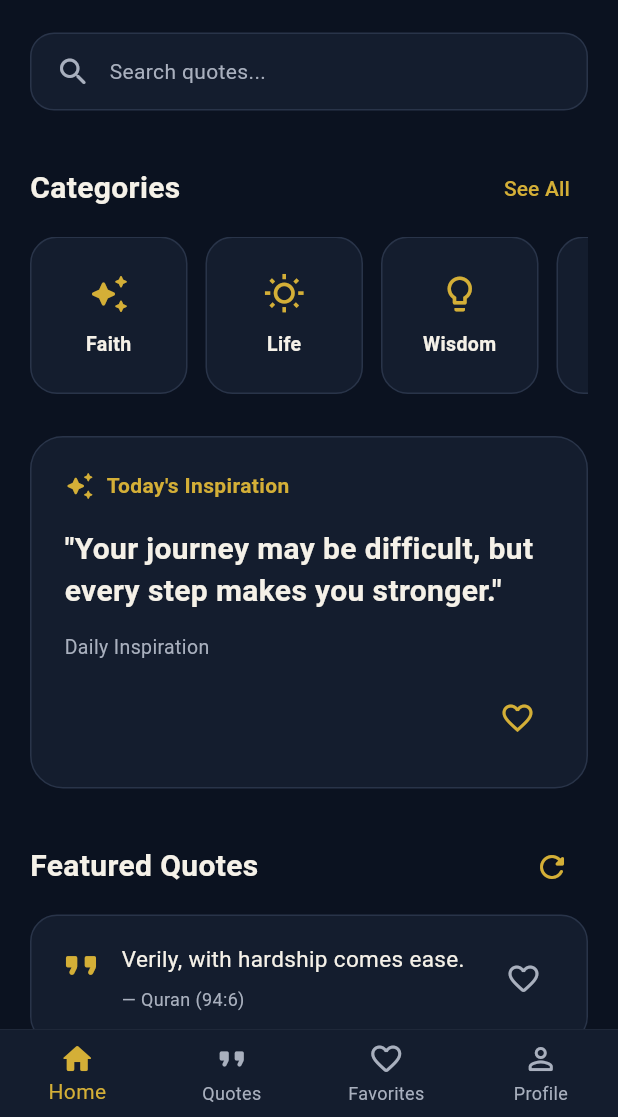
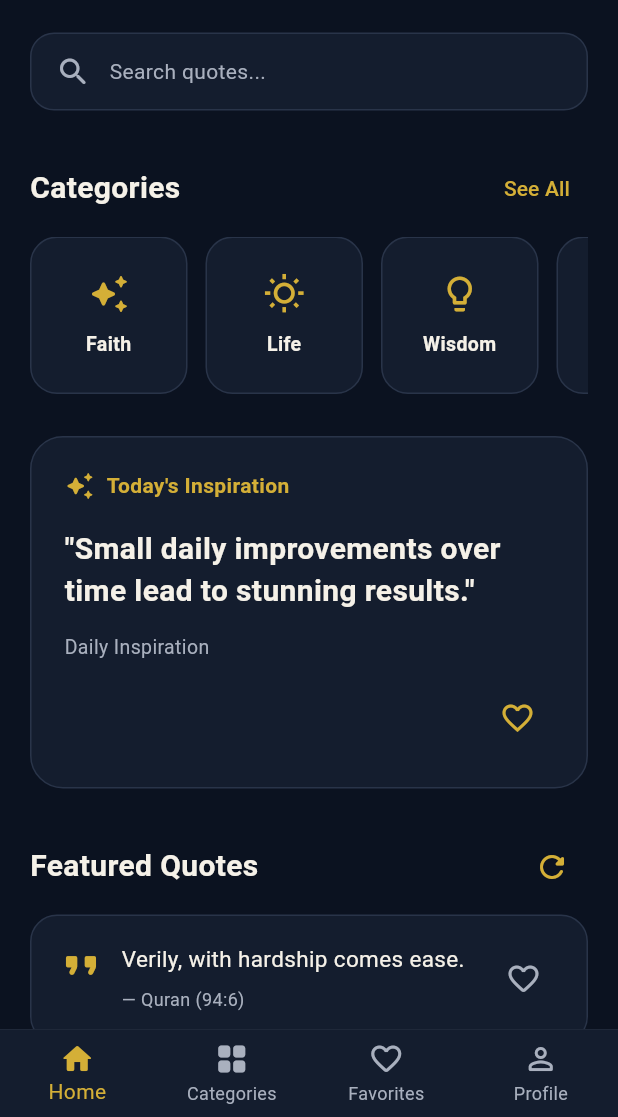
Before and after one commit to rabia32pk-glitch/soul_voice, a Flutter app: the MainWrapperScreen screen opened directly, on a phone screen of 412 x 824 dp, the part 119-1236 px from its top. Run offline on Flutter 3.47's test engine with Material 3 defaults, Android fonts, the phone set to English and light mode, and no system bars; our stand-ins replace connectivity_plus, firebase_auth, firebase_core, flutter_bloc, google_sign_in, image_picker and 2 more; missing offline and left inert: mailer; accounts and stored records are empty; network calls fail.

Commit message:
Updated screens

```diff
--- a/lib/screens/home_screen.dart
+++ b/lib/screens/home_screen.dart
@@ -22,6 +22,66 @@ class _HomeScreenState extends State<HomeScreen> {
   final QuoteApiService _quoteApiService = QuoteApiService();
 
   late Future<List<QuoteModel>> _quotesFuture;
+
+  // ================= DAILY QUOTES LIST =================
+  final List<Map<String, String>> _dailyInspirationQuotes = [
+    {
+      'quote':
+          'Your journey may be difficult, but every step makes you stronger.',
+      'author': 'Daily Inspiration',
+    },
+    {
+      'quote':
+          'Patience is not the ability to wait, but how you behave while waiting.',
+      'author': 'Daily Inspiration',
+    },
+    {
+      'quote': 'Trust the process. Your time and success will definitely come.',
+      'author': 'Daily Inspiration',
+    },
+    {
+      'quote':
+          'Peace comes from within. Do not seek it outside without inner harmony.',
+      'author': 'Daily Inspiration',
+    },
+    {
+      'quote':
+          'Every day is a new beginning. Take a deep breath and start again.',
+      'author': 'Daily Inspiration',
+    },
+    {
+      'quote': 'Small daily improvements over time lead to stunning results.',
+      'author': 'Daily Inspiration',
+    },
+    {
+      'quote': 'Do not lose hope. You never know what tomorrow will bring.',
+      'author': 'Daily Inspiration',
+    },
+    {
+      'quote':
+          'Believe in yourself and all that you are. There is something greater inside you.',
+      'author': 'Daily Inspiration',
+    },
+    {
+      'quote':
+          'Kindness is a language which the deaf can hear and the blind can see.',
+      'author': 'Daily Inspiration',
+    },
+    {
+      'quote':
+          'Hardships often prepare ordinary people for an extraordinary destiny.',
+      'author': 'Daily Inspiration',
+    },
+  ];
+
+  // Aaj ki date ke mutabiq quote pick karne ka function
+  Map<String, String> _getTodayQuote() {
+    final now = DateTime.now();
+    // Days since epoch to get a unique number for each date
+    final dayIndex = now.difference(DateTime(2025, 1, 1)).inDays;
+    final index = dayIndex % _dailyInspirationQuotes.length;
+    return _dailyInspirationQuotes[index];
+  }
 
   @override
   void initState() {
@@ -56,26 +116,24 @@ class _HomeScreenState extends State<HomeScreen> {
       {'name': 'Peace', 'icon': Icons.spa_outlined, 'tag': 'peace'},
     ];
 
-    // Today's Inspiration Quote Data
-    const todayQuoteMap = {
-      'quote':
-          'Your journey may be difficult, but every step makes you stronger.',
-      'author': 'Daily Inspiration',
-    };
+    // Today's Dynamic Quote Data
+    final todayQuoteMap = _getTodayQuote();
 
     return BlocBuilder<ThemeCubit, ThemeMode>(
       builder: (context, themeMode) {
         final isDark = themeMode == ThemeMode.dark;
 
         final backgroundColor = isDark ? AppColors.background : Colors.white;
-        final surfaceColor =
-            isDark ? AppColors.surface : const Color(0xFFF7F7F7);
-        final primaryTextColor =
-            isDark ? AppColors.textPrimary : Colors.black87;
-        final secondaryTextColor =
-            isDark ? AppColors.textSecondary : Colors.black54;
-        final borderColor =
-            isDark ? AppColors.border : const Color(0xFFE0E0E0);
+        final surfaceColor = isDark
+            ? AppColors.surface
+            : const Color(0xFFF7F7F7);
+        final primaryTextColor = isDark
+            ? AppColors.textPrimary
+            : Colors.black87;
+        final secondaryTextColor = isDark
+            ? AppColors.textSecondary
+            : Colors.black54;
+        final borderColor = isDark ? AppColors.border : const Color(0xFFE0E0E0);
 
         return Scaffold(
           backgroundColor: backgroundColor,
@@ -301,20 +359,24 @@ class _HomeScreenState extends State<HomeScreen> {
                             children: [
                               BlocBuilder<FavoriteBloc, FavoriteState>(
                                 builder: (context, favState) {
-                                  final isTodayFav =
-                                      favState.favoriteQuotes.any(
-                                    (q) => q['quote'] == todayQuoteMap['quote'],
-                                  );
+                                  final isTodayFav = favState.favoriteQuotes
+                                      .any(
+                                        (q) =>
+                                            q['quote'] ==
+                                            todayQuoteMap['quote'],
+                                      );
 
                                   return IconButton(
                                     onPressed: () {
                                       context.read<FavoriteBloc>().add(
-                                            ToggleFavoriteEvent(todayQuoteMap),
-                                          );
-                                      ScaffoldMessenger.of(context)
-                                          .clearSnackBars();
-                                      ScaffoldMessenger.of(context)
-                                          .showSnackBar(
+                                        ToggleFavoriteEvent(todayQuoteMap),
+                                      );
+                                      ScaffoldMessenger.of(
+                                        context,
+                                      ).clearSnackBars();
+                                      ScaffoldMessenger.of(
+                                        context,
+                                      ).showSnackBar(
                                         SnackBar(
                                           content: Text(
                                             isTodayFav
@@ -560,10 +622,7 @@ class _QuoteCard extends StatelessWidget {
 
   @override
   Widget build(BuildContext context) {
-    final quoteMap = {
-      'quote': quote,
-      'author': author,
-    };
+    final quoteMap = {'quote': quote, 'author': author};
 
     return Container(
       width: double.infinity,
@@ -610,7 +669,9 @@ class _QuoteCard extends StatelessWidget {
 
               return IconButton(
                 onPressed: () {
-                  context.read<FavoriteBloc>().add(ToggleFavoriteEvent(quoteMap));
+                  context.read<FavoriteBloc>().add(
+                    ToggleFavoriteEvent(quoteMap),
+                  );
                   ScaffoldMessenger.of(context).clearSnackBars();
                   ScaffoldMessenger.of(context).showSnackBar(
                     SnackBar(
@@ -624,7 +685,9 @@ class _QuoteCard extends StatelessWidget {
                   );
                 },
                 icon: Icon(
-                  isFav ? Icons.favorite_rounded : Icons.favorite_border_rounded,
+                  isFav
+                      ? Icons.favorite_rounded
+                      : Icons.favorite_border_rounded,
                   color: isFav ? Colors.red : secondaryTextColor,
                 ),
               );
--- a/lib/screens/main_wrapper_screen.dart
+++ b/lib/screens/main_wrapper_screen.dart
@@ -1,9 +1,9 @@
 import 'package:flutter/material.dart';
 import 'package:soul_voice/core/theme/constants/app_colors.dart';
+import 'package:soul_voice/screens/categories_screen.dart'; // 👈 Categories screen import ki hai
+import 'package:soul_voice/screens/favourite_screens.dart';
 import 'package:soul_voice/screens/home_screen.dart';
-import 'package:soul_voice/screens/favourite_screens.dart';
-import 'package:soul_voice/screens/profile_screen.dart';
-import 'package:soul_voice/screens/quotes.dart';
+import 'package:soul_voice/screens/profile.dart';
 
 class MainWrapperScreen extends StatefulWidget {
   const MainWrapperScreen({super.key});
@@ -15,10 +15,10 @@ class MainWrapperScreen extends StatefulWidget {
 class _MainWrapperScreenState extends State<MainWrapperScreen> {
   int _currentIndex = 0;
 
-  // Bottom Navigation ki saari main screens
+  // Bottom Navigation ki saari main screens (QuoteScreen ki jagah CategoriesScreen lagai hai)
   final List<Widget> _screens = const [
     HomeScreen(),
-    QuoteScreen(),
+    CategoriesScreen(), // 👈 Yahan Categories Screen add ho gayi
     FavoritesScreen(),
     ProfileScreen(),
   ];
@@ -30,19 +30,16 @@ class _MainWrapperScreenState extends State<MainWrapperScreen> {
 
     // Light aur Dark mode ke hisaab se colors define kiye hain
     final navBackgroundColor = isDark ? AppColors.surface : Colors.white;
-    final unselectedColor = isDark ? AppColors.textSecondary : Colors.grey.shade600;
+    final unselectedColor = isDark
+        ? AppColors.textSecondary
+        : Colors.grey.shade600;
     final borderColor = isDark ? AppColors.border : const Color(0xFFE0E0E0);
 
     return Scaffold(
       body: IndexedStack(index: _currentIndex, children: _screens),
       bottomNavigationBar: Container(
         decoration: BoxDecoration(
-          border: Border(
-            top: BorderSide(
-              color: borderColor,
-              width: 0.5,
-            ),
-          ),
+          border: Border(top: BorderSide(color: borderColor, width: 0.5)),
         ),
         child: BottomNavigationBar(
           currentIndex: _currentIndex,
@@ -62,8 +59,10 @@ class _MainWrapperScreenState extends State<MainWrapperScreen> {
               label: 'Home',
             ),
             BottomNavigationBarItem(
-              icon: Icon(Icons.format_quote_rounded),
-              label: 'Quotes',
+              icon: Icon(
+                Icons.grid_view_rounded,
+              ), // 👈 Categories ke liye Grid Icon
+              label: 'Categories', // 👈 Label Change
             ),
             BottomNavigationBarItem(
               icon: Icon(Icons.favorite_border_rounded),
--- a/pubspec.yaml
+++ b/pubspec.yaml
@@ -49,6 +49,7 @@ dependencies:
   url_launcher: ^6.3.2
   mailer: ^7.2.0
   google_sign_in: 6.2.1
+  connectivity_plus: ^7.3.1
 dev_dependencies:
   flutter_test:
     sdk: flutter
```
Also changed, not shown: lib/main.dart (+29 -3 lines), lib/screens/auth/login_screens.dart (+30 -1 lines), lib/screens/auth/signup_screen.dart (+43 -0 lines), pubspec.lock, 3 other files.
